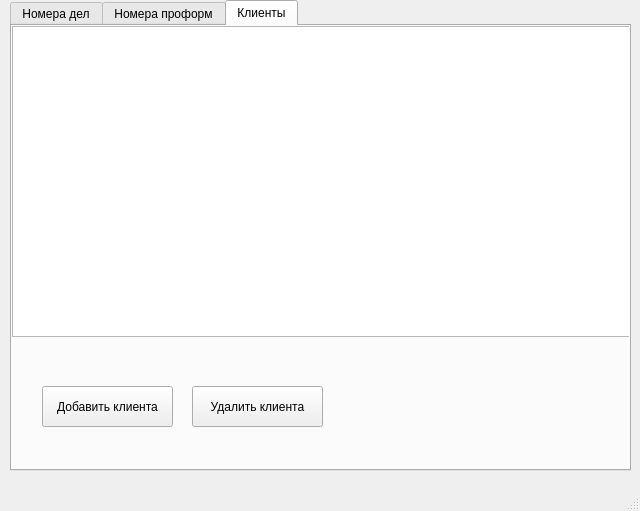
Sne51/Polarpor_DB_win, file main.ui: the form before one commit.
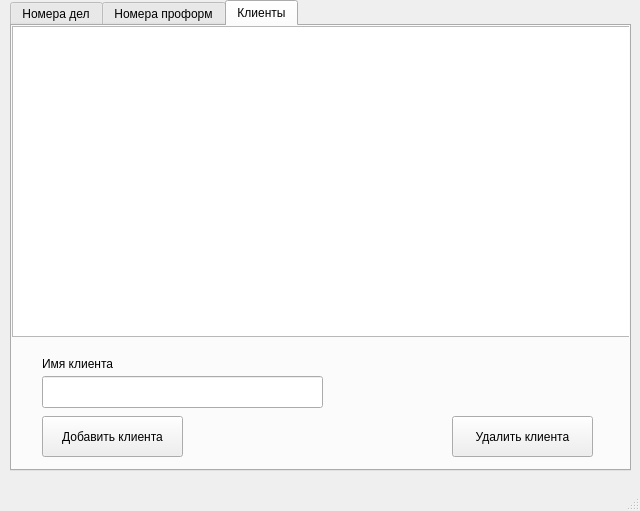
The form after the commit. The open tabs and pages were chosen to show the change.

Commit message: Add client addition functionality and UI updates

Diff of the .ui file:
```diff
--- a/main.ui
+++ b/main.ui
@@ -208,8 +208,8 @@
       <property name="geometry">
        <rect>
         <x>30</x>
-        <y>360</y>
-        <width>131</width>
+        <y>390</y>
+        <width>141</width>
         <height>41</height>
        </rect>
       </property>
@@ -220,9 +220,9 @@
      <widget class="QPushButton" name="deleteClientButton">
       <property name="geometry">
        <rect>
-        <x>180</x>
-        <y>360</y>
-        <width>131</width>
+        <x>440</x>
+        <y>390</y>
+        <width>141</width>
         <height>41</height>
        </rect>
       </property>
@@ -240,6 +240,29 @@
        </rect>
       </property>
      </widget>
+     <widget class="QLineEdit" name="clientNameInput">
+      <property name="geometry">
+       <rect>
+        <x>30</x>
+        <y>350</y>
+        <width>281</width>
+        <height>32</height>
+       </rect>
+      </property>
+     </widget>
+     <widget class="QLabel" name="label_clientName">
+      <property name="geometry">
+       <rect>
+        <x>30</x>
+        <y>330</y>
+        <width>91</width>
+        <height>16</height>
+       </rect>
+      </property>
+      <property name="text">
+       <string>Имя клиента</string>
+      </property>
+     </widget>
     </widget>
    </widget>
   </widget>
```
Left out of the diff: 14 changed lines with no effect on the pictures. The commit also changes 3 other files.
